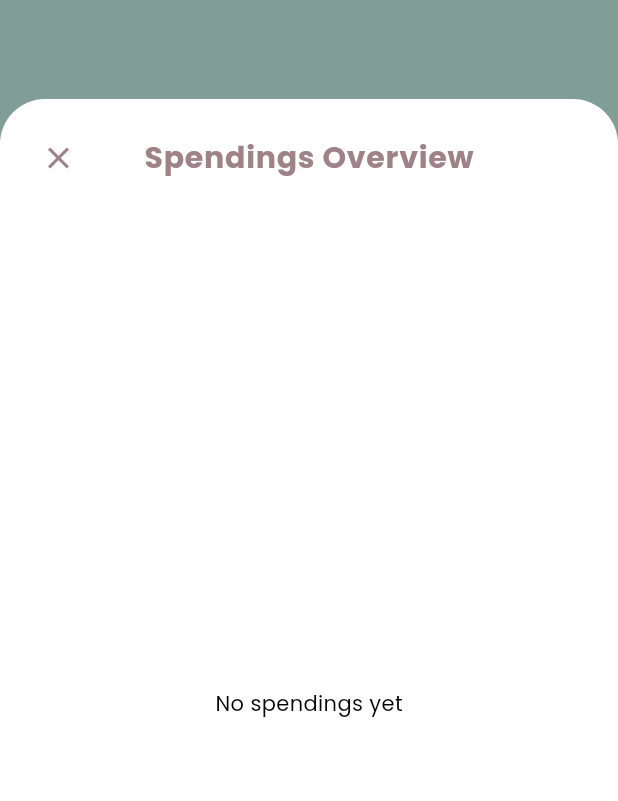
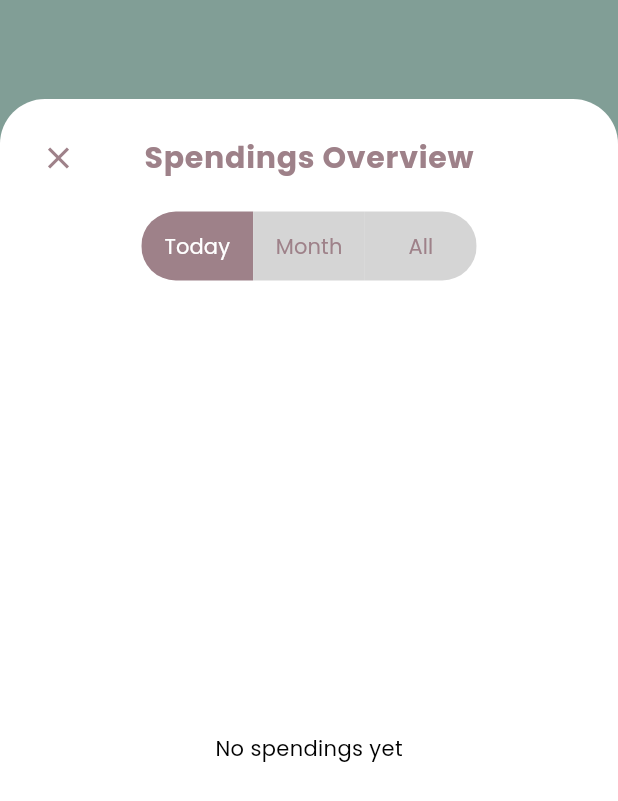
Before and after one commit to ShijasMkt/spendly, a Flutter app: the screen it shows once a user with an empty profile is signed in, item 2 of the bottom bar chosen, on a phone screen of 412 x 824 dp. Shown: the top 801 px of the screen. Run offline on Flutter 3.47's test engine with Material 3 defaults, Android fonts, the phone set to English and light mode, and no system bars; our stand-ins replace email_validator, firebase_auth, firebase_core, firebase_messaging, fl_chart, flutter_riverpod and 1 more; accounts and stored records are empty.

Commit message:
Made some changes in spending overview

```diff
--- a/lib/featues/authentication/presentation/providers/auth_provider.dart
+++ b/lib/featues/authentication/presentation/providers/auth_provider.dart
@@ -9,7 +9,7 @@ class AuthNotifier extends StateNotifier<User?> {
     });
   }
 
-  Future<void> login(UserCredential userCredential ) async{
+  Future<void> login(UserCredential userCredential ) async {
     state = userCredential.user;
   }
 
@@ -18,6 +18,8 @@ class AuthNotifier extends StateNotifier<User?> {
     state=null;
   }
 
+
+
 }
 
 final authProvider = StateNotifierProvider<AuthNotifier, User?>((ref) {
--- a/lib/featues/dashboard/presentation/screens/home_screen.dart
+++ b/lib/featues/dashboard/presentation/screens/home_screen.dart
@@ -13,6 +13,7 @@ import 'package:spendly/featues/expense/presentation/screens/spending_history.da
 import 'package:spendly/featues/expense/presentation/screens/spending_overview.dart';
 import 'package:spendly/featues/category/presentation/widgets/category_spending_builder.dart';
 import 'package:spendly/featues/dashboard/presentation/widgets/my_drawer.dart';
+import 'package:spendly/featues/notification/presentation/screens/notifcation_screen.dart';
 
 class HomeScreen extends ConsumerStatefulWidget {
   const HomeScreen({super.key});
@@ -288,7 +289,9 @@ class _HomeScreenState extends ConsumerState<HomeScreen> {
               icon: Icon(Icons.pie_chart, color: Colors.white),
             ),
             IconButton(
-              onPressed: () {},
+              onPressed: () {
+                Navigator.push(context, MaterialPageRoute(builder: (_)=>NotifcationScreen()));
+              },
               icon: Icon(Icons.notifications, color: Colors.white),
             ),
           ],
--- a/lib/featues/expense/presentation/screens/spending_overview.dart
+++ b/lib/featues/expense/presentation/screens/spending_overview.dart
@@ -2,18 +2,26 @@ import 'dart:math';
 import 'package:firebase_auth/firebase_auth.dart';
 import 'package:flutter/material.dart';
 import 'package:hive_flutter/hive_flutter.dart';
+import 'package:spendly/core/constants/app_colors.dart';
 import 'package:spendly/featues/category/data/models/category_model.dart';
 import 'package:spendly/featues/expense/data/models/expense_model.dart';
 import 'package:spendly/featues/expense/presentation/widgets/expense_pie_chart.dart';
 import 'package:spendly/featues/dashboard/presentation/widgets/my_topbar.dart';
 
-class SpendingOverview extends StatelessWidget {
+class SpendingOverview extends StatefulWidget {
   const SpendingOverview({super.key});
+
+  @override
+  State<SpendingOverview> createState() => _SpendingOverviewState();
+}
+
+class _SpendingOverviewState extends State<SpendingOverview> {
+  Set<String> selected = {'today'};
 
   @override
   Widget build(BuildContext context) {
     final user = FirebaseAuth.instance.currentUser;
-    final userID=user!.uid;
+    final userID = user!.uid;
     final expenseBox = Hive.box<Expense>('expenses');
     DateTime today = DateTime.now();
     today = DateTime(today.year, today.month, today.day);
@@ -21,7 +29,7 @@ class SpendingOverview extends StatelessWidget {
 
     return Scaffold(
       appBar: AppBar(automaticallyImplyLeading: false),
-      body: _spendingOverviewBody(expenseBox, userID, categoryBox),
+      body: _spendingOverviewBody(expenseBox, userID, categoryBox, today),
     );
   }
 
@@ -30,12 +38,13 @@ class SpendingOverview extends StatelessWidget {
     Box<Expense> expenseBox,
     userID,
     Box<Category> categoryBox,
+    DateTime today,
   ) {
     return SafeArea(
       child: Column(
         children: [
           SizedBox(height: 10),
-          Expanded(child: _whiteBody(expenseBox, userID, categoryBox)),
+          Expanded(child: _whiteBody(expenseBox, userID, categoryBox, today)),
         ],
       ),
     );
@@ -46,6 +55,7 @@ class SpendingOverview extends StatelessWidget {
     Box<Expense> expenseBox,
     userID,
     Box<Category> categoryBox,
+    DateTime today,
   ) {
     return Container(
       padding: EdgeInsets.all(15),
@@ -60,14 +70,67 @@ class SpendingOverview extends StatelessWidget {
       child: Column(
         children: [
           MyTopbar(pageName: "Spendings Overview"),
+          SizedBox(height: 10),
+          SegmentedButton<String>(
+            showSelectedIcon: false,
+            style: ButtonStyle(
+              backgroundColor: WidgetStateProperty.resolveWith((states) {
+                if (states.contains(WidgetState.selected)) {
+                  return AppColors.secondaryPinkColor;
+                }
+                return Color(0xffd5d5d5);
+              }),
+              foregroundColor: WidgetStateProperty.resolveWith((states) {
+                if (states.contains(WidgetState.selected)) {
+                  return Colors.white;
+                }
+                return AppColors.secondaryPinkColor;
+              }),
+              side: WidgetStatePropertyAll(BorderSide.none),
+              padding: WidgetStatePropertyAll(EdgeInsets.all(15)),
+            ),
+            segments: [
+              ButtonSegment(value: "today", label: Text("Today")),
+              ButtonSegment(value: "month", label: Text("Month")),
+              ButtonSegment(value: "all", label: Text("All")),
+            ],
+            selected: selected,
+            onSelectionChanged: (newSelection) {
+              setState(() {
+                selected = newSelection;
+              });
+            },
+          ),
           Expanded(
             child: ValueListenableBuilder(
               valueListenable: expenseBox.listenable(),
               builder: (context, Box<Expense> box, _) {
-                final expenses = box.values
-                    .cast<Expense>()
-                    .where((expense) => expense.userID == userID)
-                    .toList();
+                final selectedValue = selected.first;
+                List<Expense> expenses = [];
+                if (selectedValue == "today") {
+                  expenses = expenseBox.values
+                      .cast<Expense>()
+                      .where(
+                        (expense) =>
+                            expense.userID == userID && expense.date == today,
+                      )
+                      .toList();
+                } else if (selectedValue == "month") {
+                  expenses = expenseBox.values
+                      .cast<Expense>()
+                      .where(
+                        (expense) =>
+                            expense.userID == userID &&
+                            expense.date!.month == today.month &&
+                            expense.date!.year == today.year,
+                      )
+                      .toList();
+                } else if (selectedValue == "all") {
+                  expenses = expenseBox.values
+                      .cast<Expense>()
+                      .where((expense) => expense.userID == userID)
+                      .toList();
+                }
 
                 final Map<String, double> categoryTotals = {};
 
@@ -99,7 +162,6 @@ class SpendingOverview extends StatelessWidget {
                 return Column(
                   children: [
                     SizedBox(height: 20),
-                    Text("Overall spending by category:"),
                     AspectRatio(
                       aspectRatio: 1.2,
                       child: ExpensePieChart(
```
Also changed, not shown: lib/featues/notification/presentation/screens/notifcation_screen.dart (added, +45 -0 lines).
